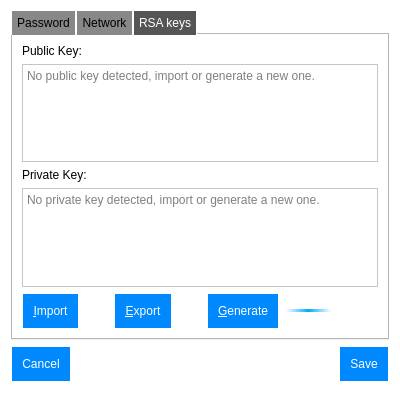
thomas-picariello/SDTP, file src/settingswindow.ui: the form before one commit.
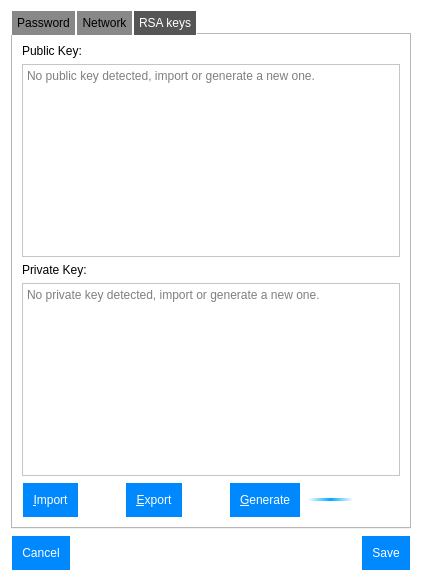
The form after the commit. Icons and pictures are not drawn.

Commit message: Fixed window size in HDPI mode

Patch:
```diff
--- a/src/settingswindow.ui
+++ b/src/settingswindow.ui
@@ -5,13 +5,11 @@
   <property name="windowModality">
    <enum>Qt::ApplicationModal</enum>
   </property>
-  <property name="geometry">
-   <rect>
-    <x>0</x>
-    <y>0</y>
-    <width>400</width>
-    <height>393</height>
-   </rect>
+  <property name="sizePolicy">
+   <sizepolicy hsizetype="MinimumExpanding" vsizetype="MinimumExpanding">
+    <horstretch>0</horstretch>
+    <verstretch>0</verstretch>
+   </sizepolicy>
   </property>
   <property name="minimumSize">
    <size>
```
Left out of the diff: 6 changed lines with no effect on the pictures. The commit also changes 4 other files.
